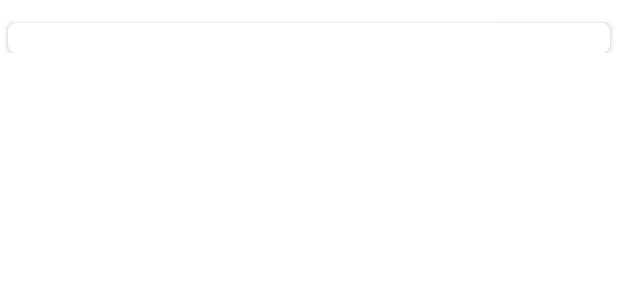
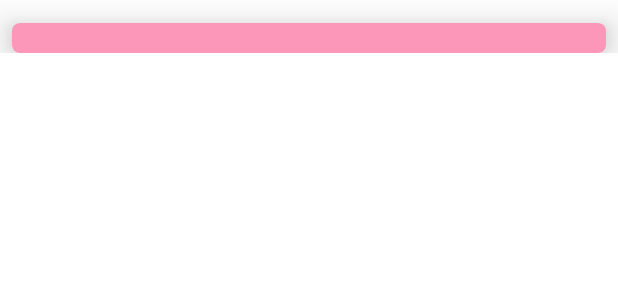
Before and after one commit to Nanok09/CentraleCookingClub, an Android app: the layout ingredient.xml on its own in the app's theme, with its tools: preview values and no code run, on a phone screen of 412 x 824 dp. Shown: the top 300 px of the screen. Run offline under Robolectric (Android 15) with nearby library versions, the light colour scheme and no system bars.

Commit message:
Detailled Recipe Layout

```diff
--- a/app/src/main/res/layout/ingredient.xml
+++ b/app/src/main/res/layout/ingredient.xml
@@ -6,30 +6,37 @@
     xmlns:card_view="http://schemas.android.com/tools">
 
     <androidx.cardview.widget.CardView
-        android:layout_marginTop="15dp"
         android:id="@+id/card_view"
         android:layout_width="match_parent"
         android:layout_height="20dp"
         android:layout_gravity="center"
+        android:layout_marginStart="8dp"
+        android:layout_marginTop="15dp"
+        android:layout_marginEnd="8dp"
+        app:cardBackgroundColor="#FD97BA"
         app:cardCornerRadius="5dp"
+        app:cardElevation="16dp"
+        app:layout_constraintEnd_toEndOf="parent"
         app:layout_constraintHorizontal_bias="0.144"
         app:layout_constraintStart_toStartOf="parent"
         app:layout_constraintTop_toTopOf="parent"
-        card_view:cardCornerRadius="20dp"
-        android:layout_marginStart="5dp"
-        android:layout_marginEnd="5dp">
+        card_view:cardCornerRadius="20dp">
 
         <TextView
             android:id="@+id/ingredientName"
             android:layout_width="wrap_content"
             android:layout_height="wrap_content"
-            android:layout_marginStart="8dp" />
+            android:layout_marginStart="8dp"
+            android:fontFamily="casual"
+            android:textColor="@color/white" />
 
         <TextView
             android:id="@+id/quantityIngredient"
+            android:layout_width="37dp"
+            android:layout_height="match_parent"
             android:layout_gravity="end"
-            android:layout_width="wrap_content"
-            android:layout_height="match_parent" />
+            android:fontFamily="casual"
+            android:textColor="@color/white" />
 
     </androidx.cardview.widget.CardView>
 
--- a/app/src/main/res/layout/step.xml
+++ b/app/src/main/res/layout/step.xml
@@ -18,6 +18,7 @@
         app:layout_constraintHorizontal_bias="0.144"
         app:layout_constraintStart_toStartOf="parent"
         app:layout_constraintTop_toTopOf="parent"
+        app:cardElevation="16dp"
         card_view:cardCornerRadius="20dp">
 
         <TextView
```
Also changed, not shown: app/src/main/res/drawable/pink_gradient_background.xml (added, +8 -0 lines), app/src/main/res/layout/fragment_detailled_recipe.xml (+23 -7 lines), app/src/main/res/layout/nav_header_main.xml (+4 -3 lines).
